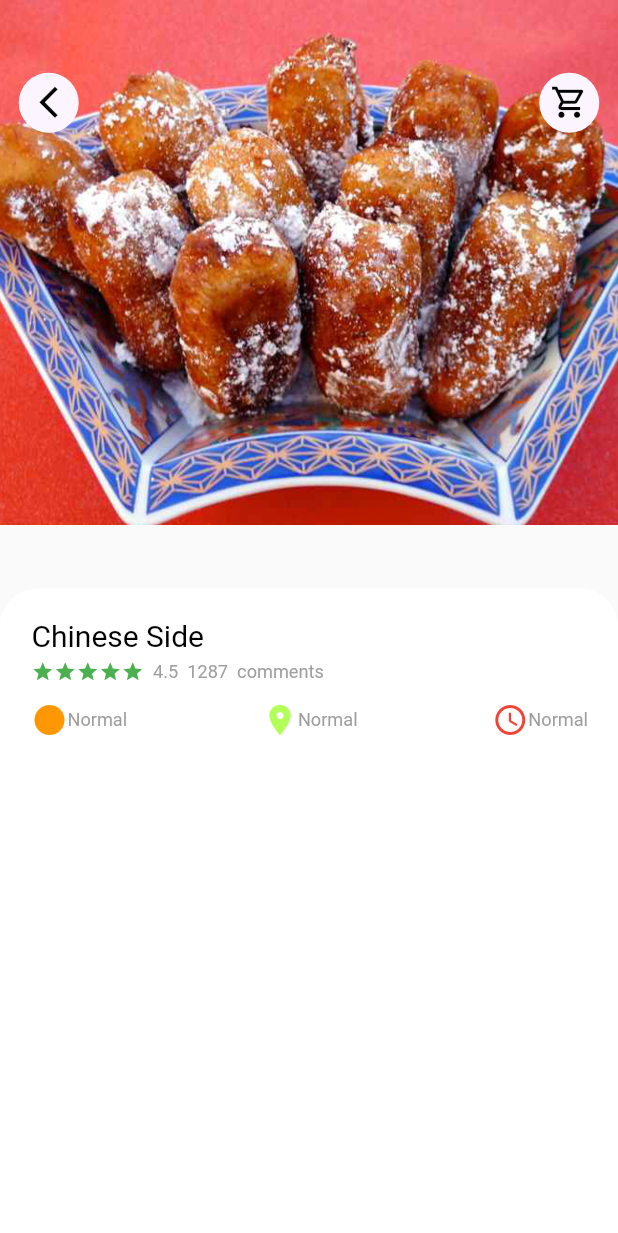
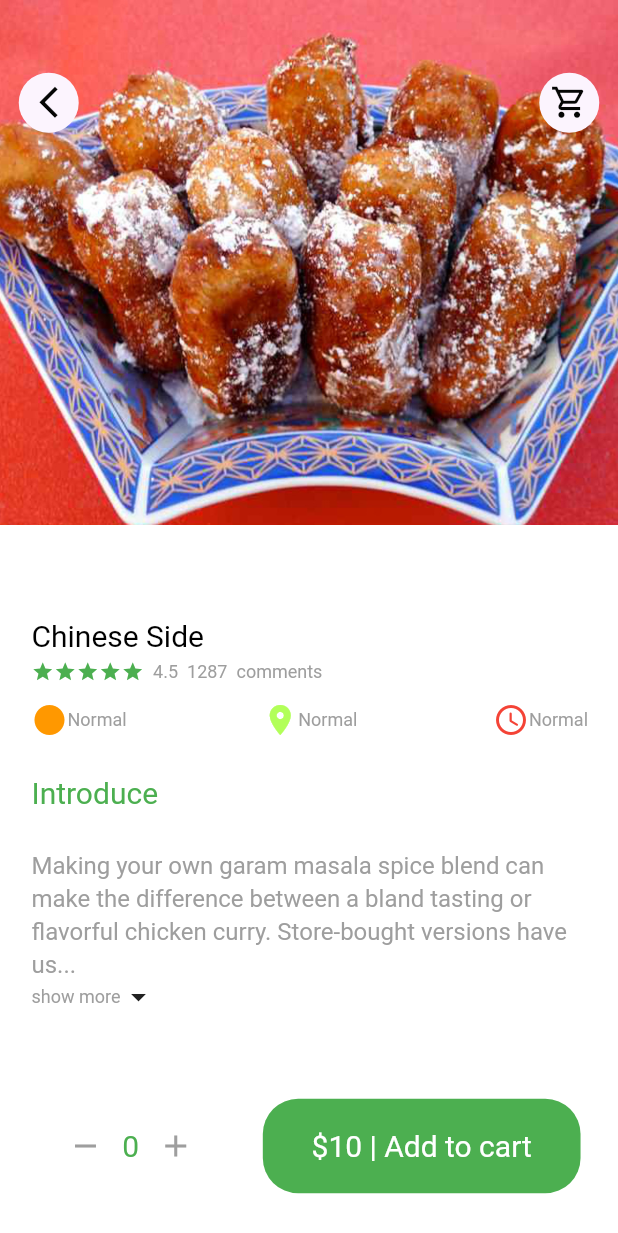
Before and after one commit to justcena/food-delivery, a Flutter app: the screen it shows after launch, on a phone screen of 412 x 824 dp. Shown: the top 1233 px of the screen. Run offline on Flutter 3.47's test engine with Material 2 defaults, Android fonts, the phone set to English and light mode, and no system bars; our stand-ins replace dots_indicator, get; Roboto replaces fonts that are missing (Cormorant).

Commit message:
create full details of detail food

```diff
--- a/lib/pages/food/popular_food_detail.dart
+++ b/lib/pages/food/popular_food_detail.dart
@@ -1,6 +1,8 @@
 import 'package:flutter/material.dart';
+import 'package:food_delivery/utils/constants.dart';
 import 'package:food_delivery/utils/dimensions.dart';
 import 'package:food_delivery/widgets/app_column.dart';
+import 'package:food_delivery/widgets/widget_text_expandable.dart';
 
 import '../../widgets/widget_icon_app.dart';
 import '../../widgets/widget_icon_with_text.dart';
@@ -13,19 +15,22 @@ class PopularFoodDetail extends StatelessWidget {
   @override
   Widget build(BuildContext context) {
     return Scaffold(
+      backgroundColor: Colors.white,
       body: Stack(
         children: [
+          //background image
           Positioned(
               left: 0,
               right: 0,
               child: Container(
                 width: double.maxFinite,
                 height: 350,
-                decoration: BoxDecoration(
+                decoration: const BoxDecoration(
                     image: DecorationImage(
                         fit: BoxFit.cover,
                         image: AssetImage('assets/image/food15.jpeg'))),
               )),
+          //icons widgets
           Positioned(
               right: Dimentions.customWidth10,
               left: Dimentions.customWidth10,
@@ -36,22 +41,85 @@ class PopularFoodDetail extends StatelessWidget {
                     AppIcon(icon: Icons.arrow_back_ios_new),
                     AppIcon(icon: Icons.shopping_cart_outlined)
                   ])),
+          //intro of food
           Positioned(
               left: 0,
               right: 0,
               bottom: 0,
               top: Dimentions.popularFoodImgSize,
               child: Container(
-                padding: EdgeInsets.only(left: 21, top: 20, right: 20),
+                  padding: const EdgeInsets.only(left: 21, top: 20, right: 20),
                   decoration: BoxDecoration(
                     borderRadius: BorderRadius.only(
                         topLeft: Radius.circular(Dimentions.customWidth20),
                         topRight: Radius.circular(Dimentions.customWidth20)),
                     color: Colors.white,
                   ),
-                child:AppColumn(text: 'Chinese Side',)
-              )),
+                  child: Column(
+                    crossAxisAlignment: CrossAxisAlignment.start,
+                    children: [
+                      const AppColumn(text: 'Chinese Side'),
+                      SizedBox(height: Dimentions.customHeight20),
+                      WidgetTextBig(text: 'Introduce'),
+                      SizedBox(height: Dimentions.customHeight20),
+                      Expanded(
+                        child: SingleChildScrollView(
+                          child: WidgetTextExpandable(
+                              text: Constants.textDescription),
+                        ),
+                      )
                     ],
+                  ))),
+        ],
+      ),
+      bottomNavigationBar: Container(
+        height: 120,
+        padding: EdgeInsets.only(
+            top: Dimentions.customHeight20,
+            bottom: Dimentions.customHeight20,
+            right: Dimentions.customHeight20,
+            left: Dimentions.customHeight20),
+        decoration: BoxDecoration(
+            borderRadius: BorderRadius.only(
+                topLeft: Radius.circular(Dimentions.customRadius20),
+                topRight: Radius.circular(Dimentions.customRadius20)),
+            color: Colors.white10),
+        child: Row(
+          mainAxisAlignment: MainAxisAlignment.spaceBetween,
+          children: [
+            Container(
+              padding: EdgeInsets.all(20),
+              decoration: BoxDecoration(
+                  borderRadius:
+                      BorderRadius.circular(Dimentions.customRadius20),
+                  color: Colors.white),
+              child: Row(
+                children: [
+                  const Icon(Icons.remove, color: Colors.grey),
+                  SizedBox(width: Dimentions.customWidth10),
+                  WidgetTextBig(text: '0'),
+                  SizedBox(width: Dimentions.customWidth10),
+                  const Icon(Icons.add, color: Colors.grey)
+                ],
+              ),
+            ),
+            Container(
+              padding: EdgeInsets.all(20),
+              decoration: BoxDecoration(
+                  borderRadius:
+                      BorderRadius.circular(Dimentions.customRadius20),
+                  color: Colors.green),
+              child: Row(
+                children: [
+                  SizedBox(width: Dimentions.customWidth10),
+                  WidgetTextBig(
+                      text: '\$10 | Add to cart', color: Colors.white),
+                  SizedBox(width: Dimentions.customWidth10)
+                ],
+              ),
+            ),
+          ],
+        ),
       ),
     );
   }
--- /dev/null
+++ b/lib/utils/constants.dart
@@ -0,0 +1,11 @@
+class Constants {
+  static const textDescription =
+      'Making your own garam masala spice blend can make the difference between '
+      'a bland tasting or flavorful chicken curry. Store-bought versions have'
+      ' usually lost their flavor while sitting on shelves, which makes garam'
+      ' masala a spice blend that is worth making at home.Garam masala is a'
+      ' spice blend widely used in Indian cuisine, from curries and lentil dishes to'
+      ' soups. Whole spices of cinnamon, mace, peppercorns, coriander seeds,'
+      ' cumin seeds, and cardamon pods are toasted in a pan to release'
+      ' their aromatic flavors, then ground to a powder';
+}
--- /dev/null
+++ b/lib/widgets/widget_text_expandable.dart
@@ -0,0 +1,63 @@
+import 'package:flutter/material.dart';
+import 'package:food_delivery/utils/dimensions.dart';
+import 'package:food_delivery/widgets/widget_text_small.dart';
+
+class WidgetTextExpandable extends StatefulWidget {
+  final String text;
+
+  const WidgetTextExpandable({Key? key, required this.text}) : super(key: key);
+
+  @override
+  _WidgetTextExpandableState createState() => _WidgetTextExpandableState();
+}
+
+class _WidgetTextExpandableState extends State<WidgetTextExpandable> {
+  late String firstHalf;
+  late String secondHalf;
+  bool hiddenText = true;
+  double textHeight = Dimentions.screenHeight / 5.63;
+
+  @override
+  void initState() {
+    super.initState();
+
+    if (widget.text.length > textHeight) {
+      firstHalf = widget.text.substring(0, textHeight.toInt());
+      secondHalf =
+          widget.text.substring(textHeight.toInt() + 1, widget.text.length);
+    } else {
+      firstHalf = widget.text;
+      secondHalf = '';
+    }
+  }
+
+  @override
+  Widget build(BuildContext context) {
+    return Container(
+        child: secondHalf.isEmpty
+            ? WidgetTextSmall(text: firstHalf,size:16.6)
+            : Column(
+                children: [
+                  WidgetTextSmall(
+                    height: 1.4,
+                    size: 16,
+                      text: hiddenText
+                          ? (firstHalf + '...')
+                          : firstHalf + secondHalf),
+                  InkWell(
+                    onTap: () {
+                      setState(() {
+                        hiddenText = !hiddenText;
+                      });
+                    },
+                    child: Row(
+                      children: [
+                        WidgetTextSmall(text: 'show more'),
+                        Icon(hiddenText?Icons.arrow_drop_down:Icons.arrow_drop_up)
+                      ],
+                    ),
+                  )
+                ],
+              ));
+  }
+}
--- a/lib/widgets/widget_text_small.dart
+++ b/lib/widgets/widget_text_small.dart
@@ -11,7 +11,7 @@ class WidgetTextSmall extends StatelessWidget {
       {Key? key,
       required this.text,
       this.color = Colors.grey,
-      this.size = 0,
+      this.size = 12.0,
       this.height = 1.2})
       : super(key: key);
 
@@ -23,7 +23,7 @@ class WidgetTextSmall extends StatelessWidget {
           fontFamily: 'Cormorant',
           color: color,
           height: height,
-          fontSize: size==0?Dimentions.customFontSize12:size),
+          fontSize: size),
     );
   }
 }
```
Lines whose indentation alone changed are shown as unchanged.
